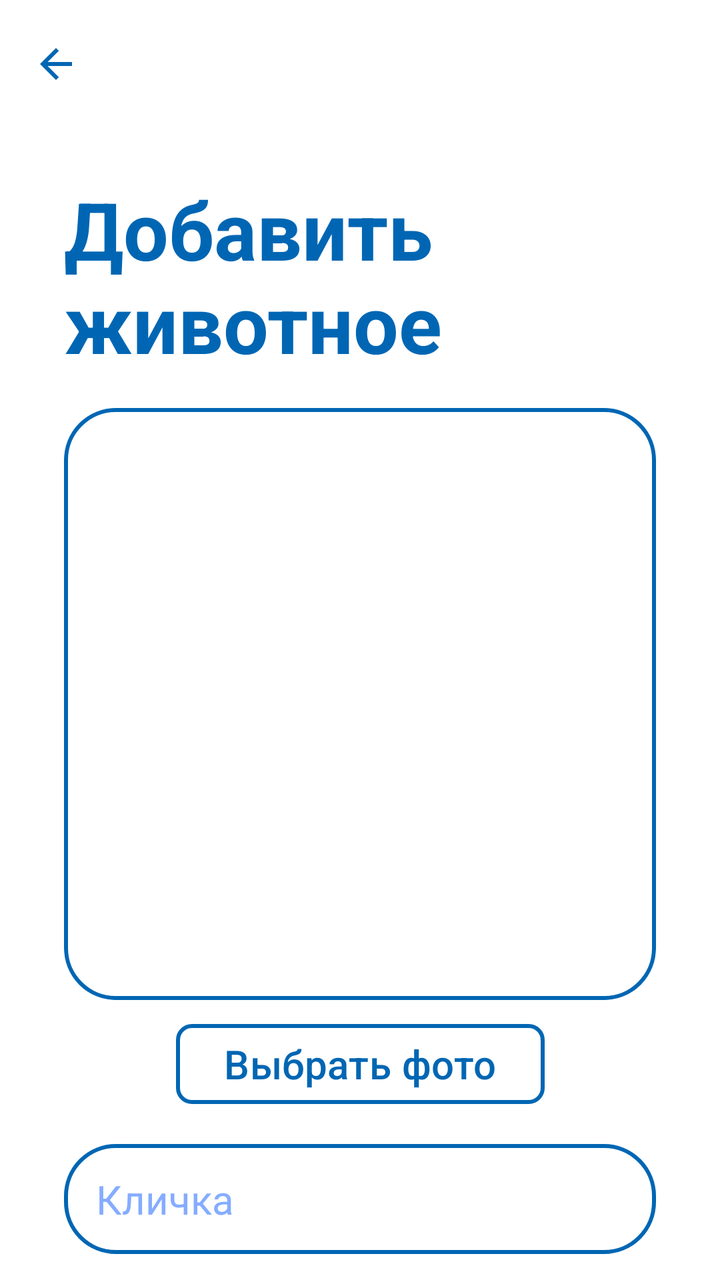
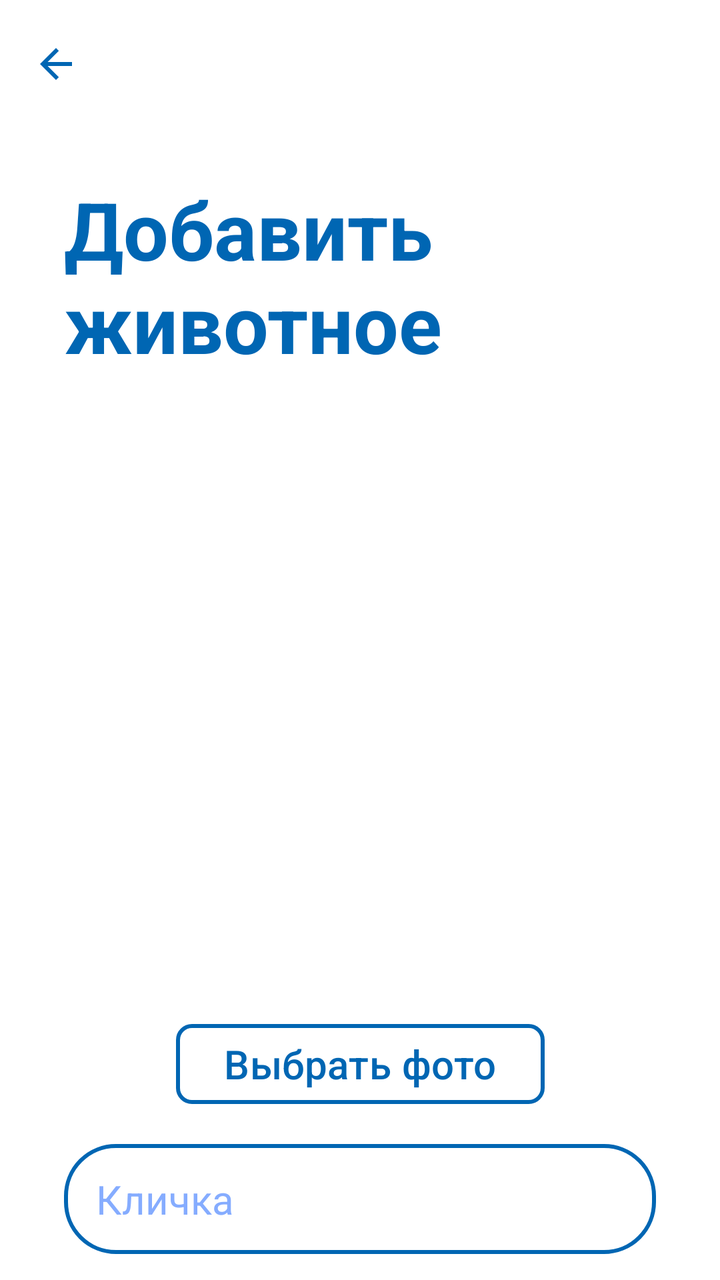

Two renders of the same Android screen: before a commit and after it. Below are the layout's source before the change and the commit's diff.
<!-- AndroidManifest.xml: application theme Theme.VetUslugi -->
<!-- res/layout/fragment_add_animal.xml -->
<?xml version="1.0" encoding="utf-8"?>
<androidx.constraintlayout.widget.ConstraintLayout xmlns:android="http://schemas.android.com/apk/res/android"
    xmlns:app="http://schemas.android.com/apk/res-auto"
    android:layout_width="match_parent"
    android:layout_height="match_parent">

    <com.google.android.material.appbar.MaterialToolbar
        android:id="@+id/toolbar"
        android:layout_width="0dp"
        android:layout_height="?attr/actionBarSize"
        android:background="?android:attr/background"
        app:layout_constraintEnd_toEndOf="parent"
        app:layout_constraintStart_toStartOf="parent"
        app:layout_constraintTop_toTopOf="parent"
        app:navigationIcon="@drawable/ic_arrow_back"
        app:navigationIconTint="@color/blue" />

    <androidx.core.widget.NestedScrollView
        android:layout_width="0dp"
        android:layout_height="0dp"
        app:layout_constraintBottom_toBottomOf="parent"
        app:layout_constraintEnd_toEndOf="parent"
        app:layout_constraintStart_toStartOf="parent"
        app:layout_constraintTop_toBottomOf="@+id/toolbar">

        <androidx.constraintlayout.widget.ConstraintLayout
            android:layout_width="match_parent"
            android:layout_height="wrap_content"
            android:paddingBottom="40dp">

            <TextView
                android:id="@+id/tvAddAnimalTitle"
                android:layout_width="0dp"
                android:layout_height="wrap_content"
                android:layout_marginStart="32dp"
                android:layout_marginEnd="32dp"
                android:layout_marginTop="24dp"
                android:text="Добавить\nживотное"
                android:textColor="@color/blue"
                android:textSize="40sp"
                android:textStyle="bold"
                app:layout_constraintStart_toStartOf="parent"
                app:layout_constraintTop_toTopOf="parent" />

            <ImageView
                android:id="@+id/ivAnimalPhoto"
                android:layout_width="0dp"
                android:layout_height="0dp"
                android:layout_marginStart="32dp"
                android:layout_marginEnd="32dp"
                android:layout_marginTop="16dp"
                android:scaleType="centerCrop"
                android:background="@drawable/rounded_corners"
                android:clipToOutline="true"
                app:layout_constraintDimensionRatio="1:1"
                app:layout_constraintEnd_toEndOf="parent"
                app:layout_constraintStart_toStartOf="parent"
                app:layout_constraintTop_toBottomOf="@+id/tvAddAnimalTitle" />

            <Button
                android:id="@+id/btnSelectPhoto"
                android:layout_width="wrap_content"
                android:layout_height="wrap_content"
                android:layout_marginTop="8dp"
                android:text="Выбрать фото"
                app:layout_constraintEnd_toEndOf="parent"
                app:layout_constraintStart_toStartOf="parent"
                app:layout_constraintTop_toBottomOf="@+id/ivAnimalPhoto" />

            <EditText
                android:id="@+id/etAnimalNickname"
                android:layout_width="0dp"
                android:layout_height="55dp"
                android:layout_marginStart="32dp"
                android:layout_marginEnd="32dp"
                android:layout_marginTop="16dp"
                android:background="@drawable/rounded_corners"
                android:hint="Кличка"
                android:inputType="text"
                android:paddingStart="16dp"
                android:paddingEnd="16dp"
                app:layout_constraintEnd_toEndOf="parent"
                app:layout_constraintStart_toStartOf="parent"
                app:layout_constraintTop_toBottomOf="@+id/btnSelectPhoto" />

            <EditText
                android:id="@+id/etAnimalSpecies"
                android:layout_width="0dp"
                android:layout_height="55dp"
                android:layout_marginStart="32dp"
                android:layout_marginEnd="32dp"
                android:layout_marginTop="16dp"
                android:background="@drawable/rounded_corners"
                android:hint="Вид (Собака, Кошка...)"
                android:inputType="text"
                android:paddingStart="16dp"
                android:paddingEnd="16dp"
                app:layout_constraintEnd_toEndOf="parent"
                app:layout_constraintStart_toStartOf="parent"
                app:layout_constraintTop_toBottomOf="@+id/etAnimalNickname" />

            <EditText
                android:id="@+id/etAnimalBreed"
                android:layout_width="0dp"
                android:layout_height="55dp"
                android:layout_marginStart="32dp"
                android:layout_marginEnd="32dp"
                android:layout_marginTop="16dp"
                android:background="@drawable/rounded_corners"
                android:hint="Порода"
                android:inputType="text"
                android:paddingStart="16dp"
                android:paddingEnd="16dp"
                app:layout_constraintEnd_toEndOf="parent"
                app:layout_constraintStart_toStartOf="parent"
                app:layout_constraintTop_toBottomOf="@+id/etAnimalSpecies" />

            <EditText
                android:id="@+id/etAnimalAge"
                android:layout_width="0dp"
                android:layout_height="55dp"
                android:layout_marginStart="32dp"
                android:layout_marginEnd="32dp"
                android:layout_marginTop="16dp"
                android:background="@drawable/rounded_corners"
                android:hint="Возраст (лет)"
                android:inputType="number"
                android:paddingStart="16dp"
                android:paddingEnd="16dp"
                app:layout_constraintEnd_toEndOf="parent"
                app:layout_constraintStart_toStartOf="parent"
                app:layout_constraintTop_toBottomOf="@+id/etAnimalBreed" />

            <EditText
                android:id="@+id/etAnimalDiseases"
                android:layout_width="0dp"
                android:layout_height="55dp"
                android:layout_marginStart="32dp"
                android:layout_marginEnd="32dp"
                android:layout_marginTop="16dp"
                android:background="@drawable/rounded_corners"
                android:hint="Болезни (необязательно)"
                android:inputType="text"
                android:paddingStart="16dp"
                android:paddingEnd="16dp"
                app:layout_constraintEnd_toEndOf="parent"
                app:layout_constraintStart_toStartOf="parent"
                app:layout_constraintTop_toBottomOf="@+id/etAnimalAge" />

            <Button
                android:id="@+id/btnAddAnimalSubmit"
                android:layout_width="0dp"
                android:layout_height="55dp"
                android:layout_marginStart="32dp"
                android:layout_marginEnd="32dp"
                android:layout_marginTop="28dp"
                android:text="Добавить"
                app:layout_constraintEnd_toEndOf="parent"
                app:layout_constraintStart_toStartOf="parent"
                app:layout_constraintTop_toBottomOf="@+id/etAnimalDiseases" />

            <ProgressBar
                android:id="@+id/progressBar"
                style="?android:attr/progressBarStyleLarge"
                android:layout_width="wrap_content"
                android:layout_height="wrap_content"
                android:background="@android:color/transparent"
                android:indeterminate="true"
                android:indeterminateTint="@color/blue"
                android:visibility="gone"
                app:layout_constraintBottom_toBottomOf="parent"
                app:layout_constraintEnd_toEndOf="parent"
                app:layout_constraintStart_toStartOf="parent"
                app:layout_constraintTop_toTopOf="parent" />

        </androidx.constraintlayout.widget.ConstraintLayout>

    </androidx.core.widget.NestedScrollView>

</androidx.constraintlayout.widget.ConstraintLayout>
<!-- resources referenced by this layout -->
<resources>
  <color name="blue">#0066B3</color>
  <!-- drawable ic_arrow_back (drawable) -->
  <?xml version="1.0" encoding="utf-8"?>
  <vector xmlns:android="http://schemas.android.com/apk/res/android"
      android:width="24dp"
      android:height="24dp"
      android:viewportWidth="24"
      android:viewportHeight="24">
      <path
          android:fillColor="@color/blue"
          android:pathData="M20,11H7.83l5.59,-5.59L12,4l-8,8 8,8 1.41,-1.41L7.83,13H20v-2z" />
  </vector>
  <!-- drawable rounded_corners (drawable) -->
  <?xml version="1.0" encoding="utf-8"?>
  <selector xmlns:android="http://schemas.android.com/apk/res/android">
  
      <item android:state_focused="true">
          <shape>
              <solid android:color="?android:attr/background" />
              <stroke android:width="2.5dp" android:color="@color/blue" />
              <corners android:radius="25dp" />
              <padding
                  android:bottom="10dp"
                  android:left="12dp"
                  android:right="12dp"
                  android:top="10dp" />
          </shape>
      </item>
  
      <item>
          <shape>
              <solid android:color="?android:attr/background" />
              <stroke android:width="2dp" android:color="@color/blue" />
              <corners android:radius="25dp" />
              <padding
                  android:bottom="10dp"
                  android:left="12dp"
                  android:right="12dp"
                  android:top="10dp" />
          </shape>
      </item>
  
  </selector>
  <style name="Theme.VetUslugi" parent="Base.Theme.VetUslugi" />
  <style name="Base.Theme.VetUslugi" parent="Theme.Material3.DayNight.NoActionBar">
  
          <item name="materialButtonStyle">@style/Button</item>
          <item name="android:textViewStyle">@style/TextView</item>
          <item name="editTextStyle">@style/EditText</item>
          <item name="checkboxStyle">@style/BlueCheckBoxStyle</item>
  
          <item name="android:background">@color/white</item>
          <item name="colorPrimary">@color/black</item>
      </style>
  <style name="Button" parent="Widget.Material3.Button">
          <item name="shapeAppearanceOverlay">@style/ShapeAppearance.VetUslugi.Button</item>
          <item name="backgroundTint">@android:color/white</item>
          <item name="strokeColor">@color/blue</item>
          <item name="strokeWidth">2dp</item>
          <item name="android:textColor">@color/blue</item>
          <item name="android:textSize">20sp</item>
      </style>
  <style name="TextView" parent="android:Widget.TextView">
          <item name="android:textSize">20sp</item>
          <item name="android:textColor">@color/black</item>
      </style>
  <style name="EditText" parent="android:Widget.EditText">
          <item name="android:textColorHint">@color/light_blue</item>
          <item name="android:textSize">20sp</item>
          <item name="android:textColor">@color/blue</item>
          <item name="android:background">@drawable/rounded_corners</item>
      </style>
  <style name="BlueCheckBoxStyle" parent="Widget.AppCompat.CompoundButton.CheckBox">
          <item name="android:buttonTint">@color/checkbox_blue_tint</item>
      </style>
  <color name="white">#FFFFFF</color>
  <color name="black">#000000</color>
  <style name="ShapeAppearance.VetUslugi.Button" parent="ShapeAppearance.MaterialComponents.SmallComponent">
          <item name="cornerFamily">rounded</item>
          <item name="cornerSize">8dp</item>
      </style>
  <color name="light_blue">#85ACFF</color>
</resources>

<!-- the commit's change to res/layout/fragment_add_animal.xml (unified diff, before → after) -->
@@ -50,7 +50,7 @@
                 android:layout_marginEnd="32dp"
                 android:layout_marginTop="16dp"
                 android:scaleType="centerCrop"
-                android:background="@drawable/rounded_corners"
+                android:background="@drawable/rounded_image"
                 android:clipToOutline="true"
                 app:layout_constraintDimensionRatio="1:1"
                 app:layout_constraintEnd_toEndOf="parent"
<!-- resource entries referenced after the edit -->
@@ -43,6 +43,12 @@
       </item>
   
   </selector>
+  <!-- drawable rounded_image (drawable) -->
+  <?xml version="1.0" encoding="utf-8"?>
+  <shape xmlns:android="http://schemas.android.com/apk/res/android">
+      <solid android:color="@android:color/transparent" />
+      <corners android:radius="12dp" />
+  </shape>
   <style name="Theme.VetUslugi" parent="Base.Theme.VetUslugi" />
   <style name="Base.Theme.VetUslugi" parent="Theme.Material3.DayNight.NoActionBar">
   
